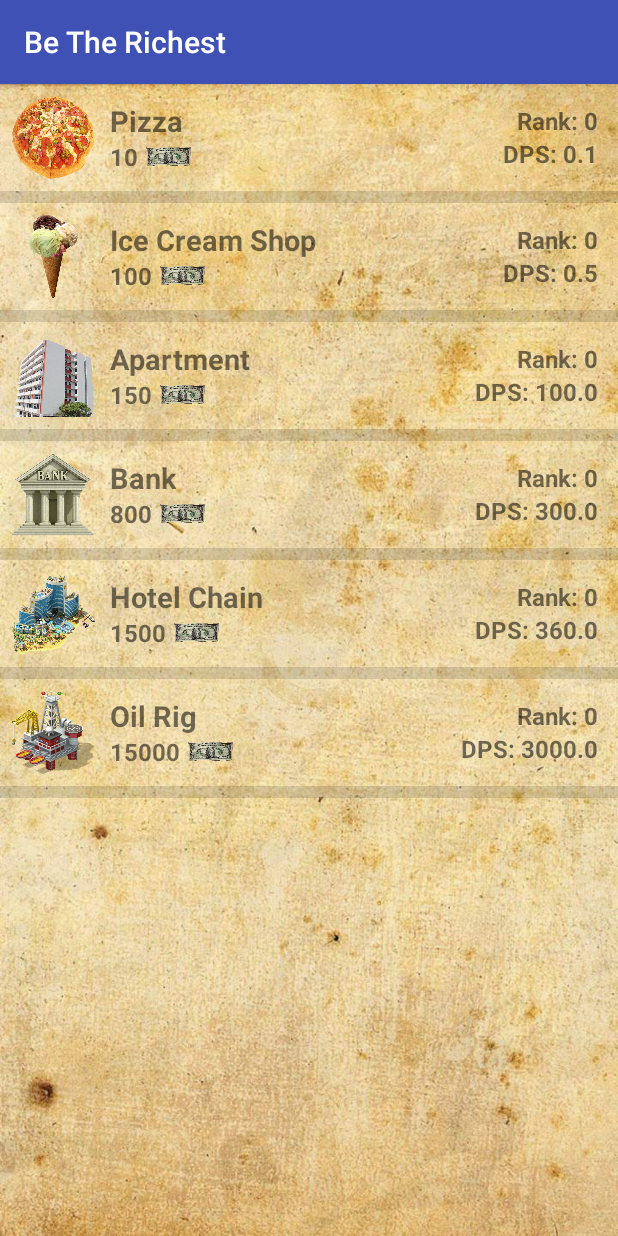
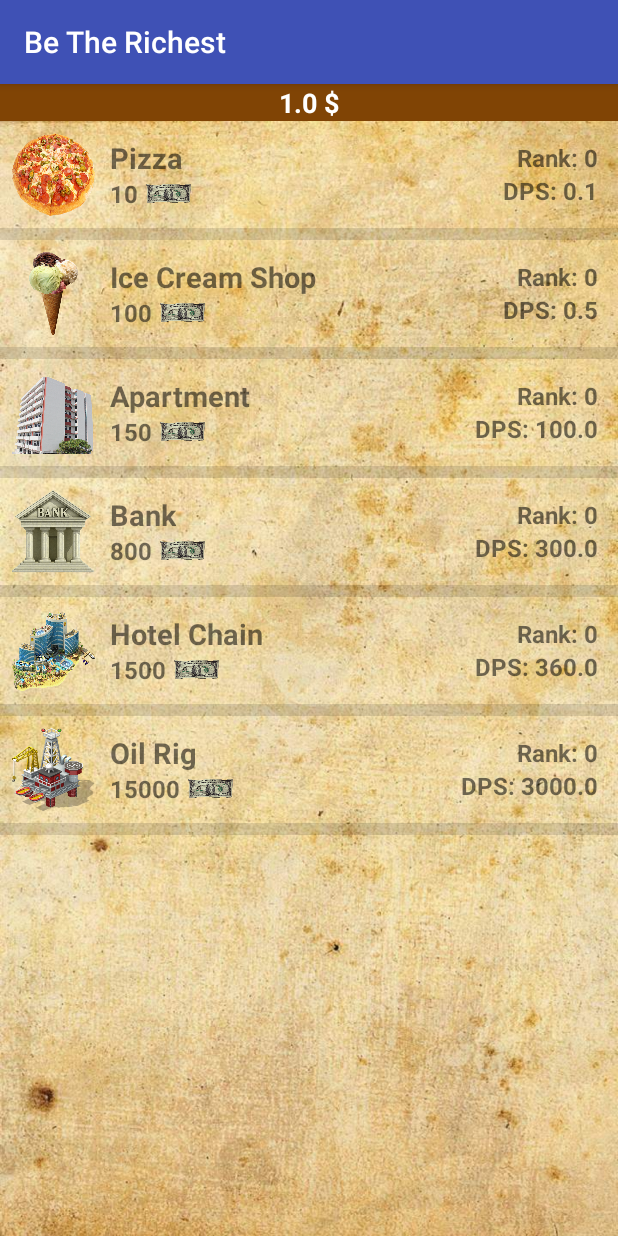
Before and after one commit to krisz094/BeTheRichest, an Android app: the screen it shows after launch (MainActivity), after a tap on an icon or button, on a phone screen of 412 x 824 dp. Run offline under Robolectric (Android 15) with nearby library versions, the phone set to English and light mode, and no system bars; 1 statement that could not run was skipped; 1 other tap on this screen came first.

```diff
--- a/app/src/main/java/hu/uniobuda/nik/betherichest/InvestmentListFragment.java
+++ b/app/src/main/java/hu/uniobuda/nik/betherichest/InvestmentListFragment.java
@@ -13,6 +13,7 @@ import android.view.ViewGroup;
 import android.widget.AdapterView;
 import android.widget.ArrayAdapter;
 import android.widget.ListView;
+import android.widget.TextView;
 import android.widget.Toast;
 
 import com.bumptech.glide.Glide;
@@ -65,7 +66,6 @@ public class InvestmentListFragment extends android.support.v4.app.Fragment {
     public void onActivityCreated(@Nullable Bundle savedInstanceState) {
         super.onActivityCreated(savedInstanceState);
 
-//        Glide.with(getContext()).load().into(rootView);
         game = Game.Get();
 
         List<Investment> items = game.getInvestments();
@@ -74,6 +74,9 @@ public class InvestmentListFragment extends android.support.v4.app.Fragment {
 
         final ListView listView = (ListView) rootView.findViewById(R.id.investment_listview);
         listView.setAdapter(adapter);
+
+        TextView currentMoneytext = (TextView) rootView.findViewById(R.id.currentMoneyText);
+        currentMoneytext.setText(game.getCurrentMoneyAsString());
 
         listView.setOnItemClickListener(new AdapterView.OnItemClickListener() {
             @Override
--- a/app/src/main/res/anim/shrink.xml
+++ b/app/src/main/res/anim/shrink.xml
@@ -3,10 +3,10 @@
     <scale
         android:pivotX="50%"
         android:pivotY="50%"
-        android:fromXScale="0.95"
-        android:fromYScale="0.95"
-        android:toXScale="1.0"
-        android:toYScale="1.0"
-        android:duration="1" />
+        android:fromXScale="1"
+        android:fromYScale="1"
+        android:toXScale="0.5"
+        android:toYScale="0.5"
+        android:duration="100" />
 
 </set>
--- a/app/src/main/res/layout/activity_main.xml
+++ b/app/src/main/res/layout/activity_main.xml
@@ -4,7 +4,6 @@
     xmlns:tools="http://schemas.android.com/tools"
     android:layout_width="match_parent"
     android:layout_height="match_parent"
-    android:background="@drawable/wood"
     android:theme="@android:style/Theme.NoTitleBar.Fullscreen"
     tools:context="hu.uniobuda.nik.betherichest.MainActivity">
 
--- a/app/src/main/res/layout/fragment_investments_list.xml
+++ b/app/src/main/res/layout/fragment_investments_list.xml
@@ -4,15 +4,26 @@
     android:id="@+id/activity_main"
     android:layout_width="match_parent"
     android:layout_height="match_parent"
-    android:background="@drawable/paper"
+
     tools:context=".MainActivity">
+
+    <TextView
+        android:layout_width="match_parent"
+        android:layout_height="wrap_content"
+        android:text="Money"
+        android:textSize="18dp"
+        android:textStyle="bold"
+        android:textColor="@android:color/white"
+        android:background="#804405"
+        android:textAlignment="center"
+        android:id="@+id/currentMoneyText"/>
 
     <ListView
         android:id="@+id/investment_listview"
         android:layout_width="match_parent"
         android:layout_height="match_parent"
-        android:cacheColorHint="#00000000"
-        android:drawSelectorOnTop="true"
+        android:layout_below="@+id/currentMoneyText"
+        android:background="@drawable/paper"
         android:dividerHeight="8dp" />
 
 </RelativeLayout>
```
Also changed, not shown: app/src/main/java/hu/uniobuda/nik/betherichest/InvestmentAdapter.java (+9 -0 lines), app/src/main/java/hu/uniobuda/nik/betherichest/MainActivity.java (+10 -0 lines).
